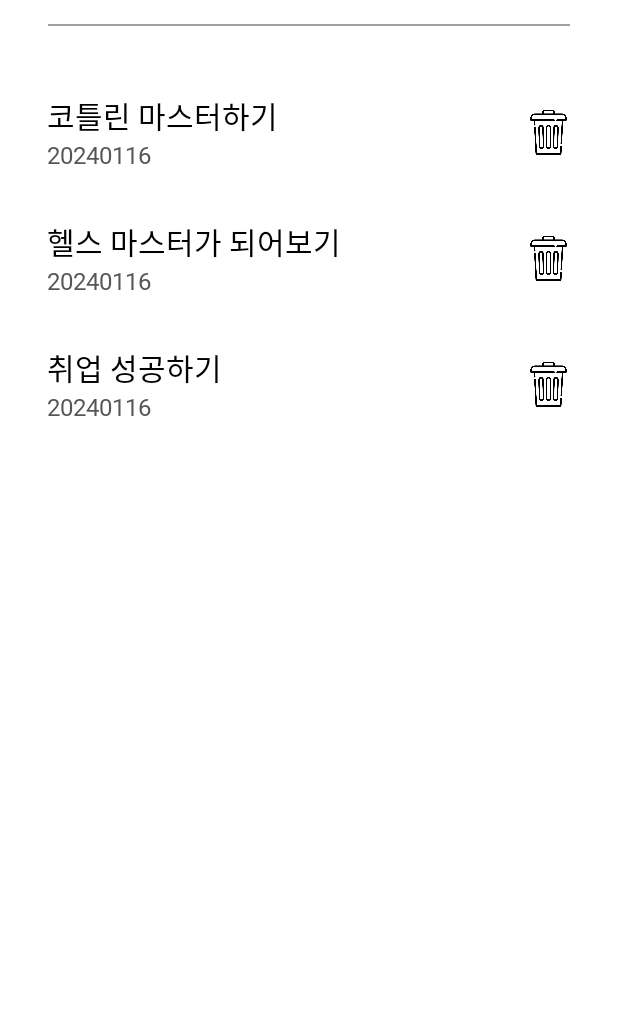
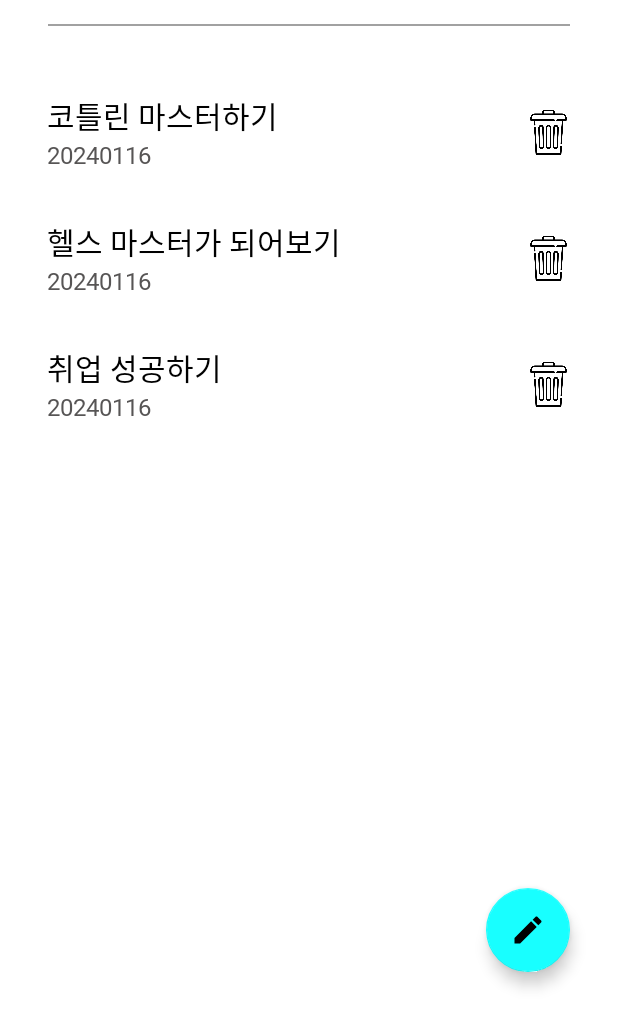
Before and after one commit to kkh725/ToDoList_Kotlin, an Android app: the screen it shows after launch (ListMainActivity), on a phone screen of 412 x 824 dp, the part 216-1236 px from its top. Run offline under Robolectric (Android 15) with nearby library versions, the light colour scheme and no system bars.

Commit message:
floatingactionbutton 을 사용한 작성 버튼 만들기.

```diff
--- a/app/src/main/java/com/example/todolist_kotlin/ListMainActivity.kt
+++ b/app/src/main/java/com/example/todolist_kotlin/ListMainActivity.kt
@@ -18,9 +18,16 @@
 
         setContentView(binding.root)
 
+        //어댑터 인스턴스 생성
         todoAdapter = TodoAdapter()
+
         //리사이클러뷰의 setadapter .
         binding.rvTodo.adapter = todoAdapter
 
+        //작성하기 버튼 클릭
+        binding.btnWrite.setOnClickListener{
+
+        }
+
     }
 }
--- a/app/src/main/java/com/example/todolist_kotlin/adapter/TodoAdapter.kt
+++ b/app/src/main/java/com/example/todolist_kotlin/adapter/TodoAdapter.kt
@@ -10,7 +10,7 @@
 
 class TodoAdapter : RecyclerView.Adapter<TodoAdapter.TodoViewHolder>() {
 
-public var lstTodo : ArrayList<TodoInfo> = ArrayList()
+private var lstTodo : ArrayList<TodoInfo> = ArrayList()
 
     init {
         /**
--- /dev/null
+++ b/app/src/main/res/drawable/baseline_create_24.xml
@@ -0,0 +1,5 @@
+<vector android:height="48dp" android:tint="#000000"
+    android:viewportHeight="24" android:viewportWidth="24"
+    android:width="48dp" xmlns:android="http://schemas.android.com/apk/res/android">
+    <path android:fillColor="@android:color/white" android:pathData="M3,17.25V21h3.75L17.81,9.94l-3.75,-3.75L3,17.25zM20.71,7.04c0.39,-0.39 0.39,-1.02 0,-1.41l-2.34,-2.34c-0.39,-0.39 -1.02,-0.39 -1.41,0l-1.83,1.83 3.75,3.75 1.83,-1.83z"/>
+</vector>
--- a/app/src/main/res/layout/activity_list_main.xml
+++ b/app/src/main/res/layout/activity_list_main.xml
@@ -58,4 +58,19 @@
         app:layout_constraintTop_toBottomOf="@+id/view"
         app:layoutManager="androidx.recyclerview.widget.LinearLayoutManager"
         />
+
+    <com.google.android.material.floatingactionbutton.FloatingActionButton
+        android:id="@+id/btn_write"
+        android:layout_width="wrap_content"
+        android:layout_height="wrap_content"
+        android:layout_marginEnd="32dp"
+        android:layout_marginBottom="32dp"
+        app:backgroundTint="#18FFFF"
+        android:clickable="true"
+        android:elevation="10dp"
+        app:layout_constraintBottom_toBottomOf="parent"
+        app:layout_constraintEnd_toEndOf="parent"
+        app:srcCompat="@drawable/baseline_create_24" />
+
+
 </androidx.constraintlayout.widget.ConstraintLayout>
```
